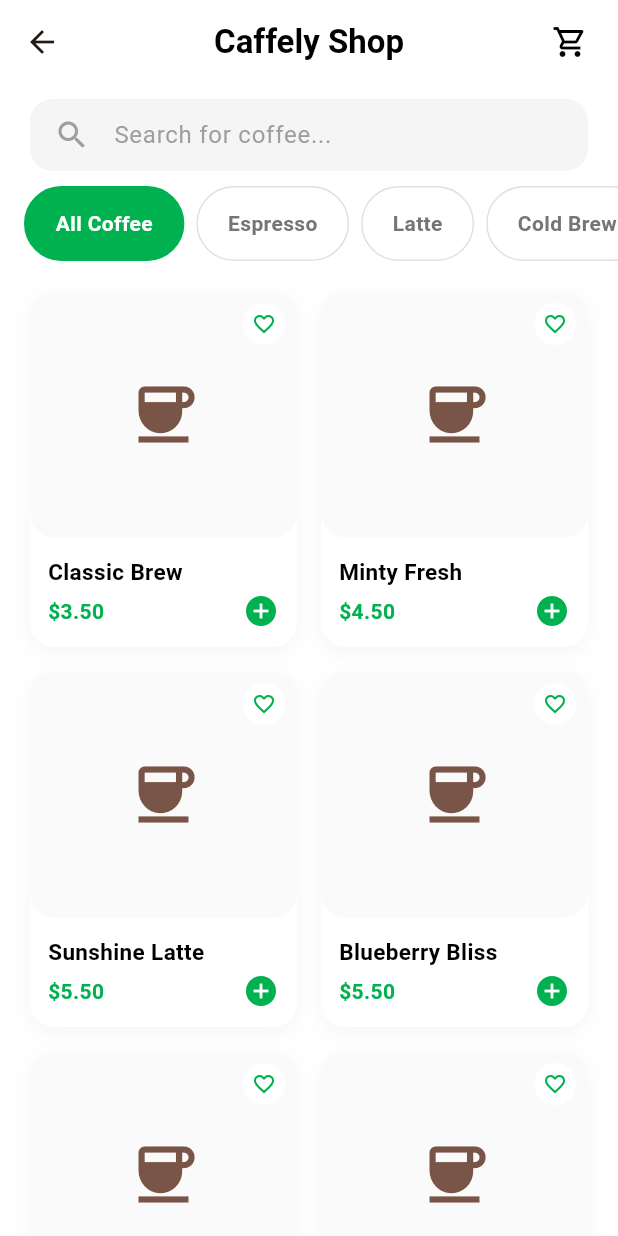
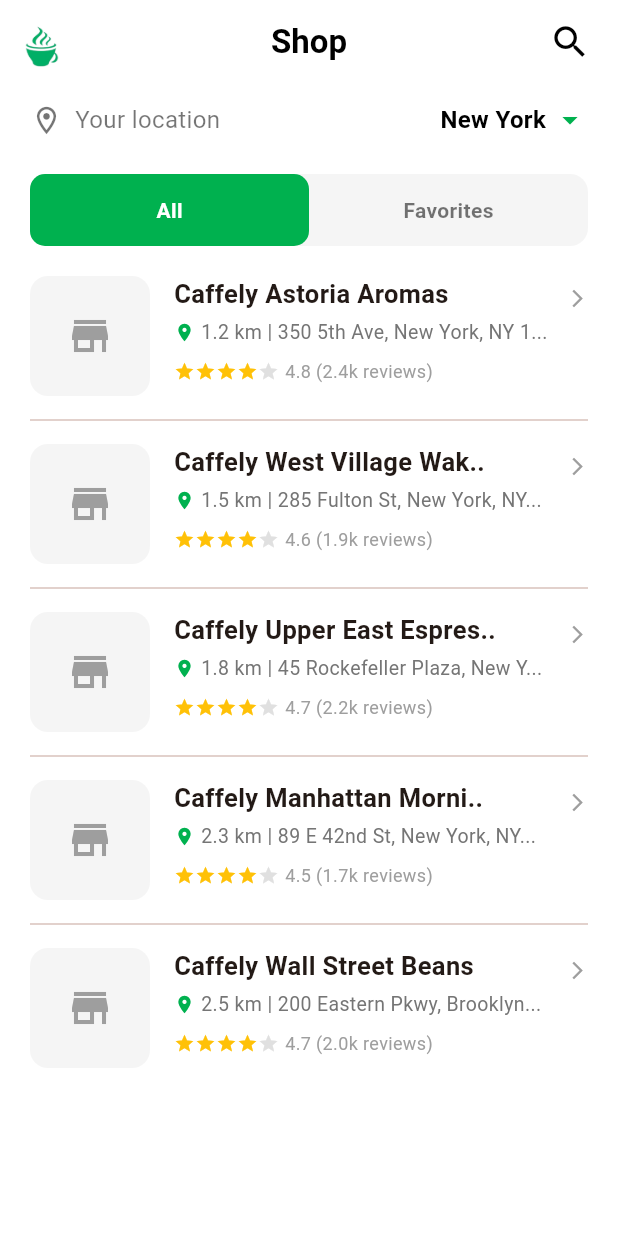
Before and after one commit to daniel-favour-dev/caffely_customer_app, a Flutter app: the ShopScreen screen opened directly, on a phone screen of 412 x 824 dp. Run offline on Flutter 3.47's test engine with Material 3 defaults, Android fonts, the phone set to English and light mode, and no system bars; our stand-ins replace country_picker, geolocator, google_maps_flutter, icons_plus, shared_preferences; missing offline and left inert: country_flags; accounts and stored records are empty.

Commit message:
feat: implement shop screen design to the app

```diff
--- a/lib/features/shop/screens/shop_screen.dart
+++ b/lib/features/shop/screens/shop_screen.dart
@@ -1,30 +1,68 @@
 import 'package:flutter/material.dart';
 
-class ShopScreen extends StatelessWidget {
+class ShopScreen extends StatefulWidget {
   const ShopScreen({super.key});
+
+  @override
+  State<ShopScreen> createState() => _ShopScreenState();
+}
+
+class _ShopScreenState extends State<ShopScreen> {
+  bool isAllSelected = true;
+
+  final List<Map<String, dynamic>> shops = [
+    {
+      'name': 'Caffely Astoria Aromas',
+      'distance': '1.2 km',
+      'location': '350 5th Ave, New York, NY 1...',
+      'rating': 4.8,
+      'reviews': '2.4k',
+    },
+    {
+      'name': 'Caffely West Village Wak..',
+      'distance': '1.5 km',
+      'location': '285 Fulton St, New York, NY...',
+      'rating': 4.6,
+      'reviews': '1.9k',
+    },
+    {
+      'name': 'Caffely Upper East Espres..',
+      'distance': '1.8 km',
+      'location': '45 Rockefeller Plaza, New Y...',
+      'rating': 4.7,
+      'reviews': '2.2k',
+    },
+    {
+      'name': 'Caffely Manhattan Morni..',
+      'distance': '2.3 km',
+      'location': '89 E 42nd St, New York, NY...',
+      'rating': 4.5,
+      'reviews': '1.7k',
+    },
+    {
+      'name': 'Caffely Wall Street Beans',
+      'distance': '2.5 km',
+      'location': '200 Eastern Pkwy, Brooklyn...',
+      'rating': 4.7,
+      'reviews': '2.0k',
+    },
+  ];
 
   @override
   Widget build(BuildContext context) {
     const Color primaryGreen = Color(0xFF00B14F);
-
-    final List<Map<String, String>> shopItems = [
-      {'name': 'Classic Brew', 'price': '3.50'},
-      {'name': 'Minty Fresh', 'price': '4.50'},
-      {'name': 'Sunshine Latte', 'price': '5.50'},
-      {'name': 'Blueberry Bliss', 'price': '5.50'},
-      {'name': 'Smoky Espresso', 'price': '4.00'},
-      {'name': 'Rose Latte', 'price': '5.50'},
-      {'name': 'Caramel Macchiato', 'price': '6.00'},
-      {'name': 'Iced Americano', 'price': '3.00'},
-    ];
 
     return Scaffold(
       backgroundColor: Colors.white,
       appBar: AppBar(
         backgroundColor: Colors.white,
         elevation: 0,
+        leading: Padding(
+          padding: const EdgeInsets.all(8.0),
+          child: Image.asset('assets/images/logo.png', width: 24, height: 24),
+        ),
         title: const Text(
-          "Caffely Shop",
+          "Shop",
           style: TextStyle(
             color: Colors.black,
             fontWeight: FontWeight.bold,
@@ -34,7 +72,7 @@ class ShopScreen extends StatelessWidget {
         centerTitle: true,
         actions: [
           IconButton(
-            icon: const Icon(Icons.shopping_cart_outlined, color: Colors.black),
+            icon: const Icon(Icons.search, color: Colors.black, size: 28),
             onPressed: () {},
           ),
           const SizedBox(width: 8),
@@ -42,56 +80,195 @@ class ShopScreen extends StatelessWidget {
       ),
       body: Column(
         children: [
-          // Search Bar
+          // Location Selector
           Padding(
-            padding: const EdgeInsets.symmetric(horizontal: 20, vertical: 10),
+            padding: const EdgeInsets.symmetric(horizontal: 20, vertical: 12),
+            child: Row(
+              children: [
+                const Icon(
+                  Icons.location_on_outlined,
+                  color: Colors.black54,
+                  size: 22,
+                ),
+                const SizedBox(width: 8),
+                const Text(
+                  "Your location",
+                  style: TextStyle(color: Colors.black54, fontSize: 16),
+                ),
+                const Spacer(),
+                const Text(
+                  "New York",
+                  style: TextStyle(
+                    color: Colors.black,
+                    fontWeight: FontWeight.bold,
+                    fontSize: 16,
+                  ),
+                ),
+                const SizedBox(width: 4),
+                const Icon(Icons.arrow_drop_down, color: primaryGreen),
+              ],
+            ),
+          ),
+
+          // Toggle Bar
+          Padding(
+            padding: const EdgeInsets.symmetric(horizontal: 20, vertical: 12),
             child: Container(
-              padding: const EdgeInsets.symmetric(horizontal: 16),
+              height: 48,
               decoration: BoxDecoration(
                 color: Colors.grey.shade100,
-                borderRadius: BorderRadius.circular(15),
+                borderRadius: BorderRadius.circular(12),
               ),
-              child: const TextField(
-                decoration: InputDecoration(
-                  icon: Icon(Icons.search, color: Colors.grey),
-                  hintText: "Search for coffee...",
-                  border: InputBorder.none,
-                  hintStyle: TextStyle(color: Colors.grey),
-                ),
+              child: Row(
+                children: [
+                  Expanded(
+                    child: GestureDetector(
+                      onTap: () => setState(() => isAllSelected = true),
+                      child: Container(
+                        decoration: BoxDecoration(
+                          color: isAllSelected
+                              ? primaryGreen
+                              : Colors.transparent,
+                          borderRadius: BorderRadius.circular(10),
+                        ),
+                        alignment: Alignment.center,
+                        child: Text(
+                          "All",
+                          style: TextStyle(
+                            color: isAllSelected
+                                ? Colors.white
+                                : Colors.black54,
+                            fontWeight: FontWeight.bold,
+                          ),
+                        ),
+                      ),
+                    ),
+                  ),
+                  Expanded(
+                    child: GestureDetector(
+                      onTap: () => setState(() => isAllSelected = false),
+                      child: Container(
+                        decoration: BoxDecoration(
+                          color: !isAllSelected
+                              ? primaryGreen
+                              : Colors.transparent,
+                          borderRadius: BorderRadius.circular(10),
+                        ),
+                        alignment: Alignment.center,
+                        child: Text(
+                          "Favorites",
+                          style: TextStyle(
+                            color: !isAllSelected
+                                ? Colors.white
+                                : Colors.black54,
+                            fontWeight: FontWeight.bold,
+                          ),
+                        ),
+                      ),
+                    ),
+                  ),
+                ],
               ),
             ),
           ),
 
-          // Category Chips
-          SizedBox(
-            height: 50,
-            child: ListView(
-              scrollDirection: Axis.horizontal,
-              padding: const EdgeInsets.symmetric(horizontal: 16),
-              children: [
-                _buildCategoryChip("All Coffee", true, primaryGreen),
-                _buildCategoryChip("Espresso", false, primaryGreen),
-                _buildCategoryChip("Latte", false, primaryGreen),
-                _buildCategoryChip("Cold Brew", false, primaryGreen),
-                _buildCategoryChip("Tea", false, primaryGreen),
-              ],
-            ),
-          ),
-
-          // Grid
+          // Shop List
           Expanded(
-            child: GridView.builder(
-              padding: const EdgeInsets.all(20),
-              gridDelegate: const SliverGridDelegateWithFixedCrossAxisCount(
-                crossAxisCount: 2,
-                crossAxisSpacing: 16,
-                mainAxisSpacing: 16,
-                childAspectRatio: 0.75,
-              ),
-              itemCount: shopItems.length,
+            child: ListView.separated(
+              padding: const EdgeInsets.symmetric(horizontal: 20, vertical: 8),
+              itemCount: shops.length,
+              separatorBuilder: (context, index) => const Divider(height: 32),
               itemBuilder: (context, index) {
-                final item = shopItems[index];
-                return _buildShopItemCard(item, primaryGreen);
+                final shop = shops[index];
+                return Row(
+                  crossAxisAlignment: CrossAxisAlignment.start,
+                  children: [
+                    // Shop Image Placeholder
+                    Container(
+                      width: 80,
+                      height: 80,
+                      decoration: BoxDecoration(
+                        color: Colors.grey.shade100,
+                        borderRadius: BorderRadius.circular(12),
+                      ),
+                      child: const Center(
+                        child: Icon(Icons.store, color: Colors.grey, size: 32),
+                      ),
+                    ),
+                    const SizedBox(width: 16),
+                    // Shop Info
+                    Expanded(
+                      child: Column(
+                        crossAxisAlignment: CrossAxisAlignment.start,
+                        children: [
+                          Text(
+                            shop['name'],
+                            style: const TextStyle(
+                              fontWeight: FontWeight.bold,
+                              fontSize: 17,
+                            ),
+                            maxLines: 1,
+                            overflow: TextOverflow.ellipsis,
+                          ),
+                          const SizedBox(height: 4),
+                          Row(
+                            children: [
+                              const Icon(
+                                Icons.location_on,
+                                color: primaryGreen,
+                                size: 14,
+                              ),
+                              const SizedBox(width: 4),
+                              Expanded(
+                                child: Text(
+                                  "${shop['distance']} | ${shop['location']}",
+                                  style: TextStyle(
+                                    color: Colors.grey.shade600,
+                                    fontSize: 13,
+                                  ),
+                                  maxLines: 1,
+                                  overflow: TextOverflow.ellipsis,
+                                ),
+                              ),
+                            ],
+                          ),
+                          const SizedBox(height: 8),
+                          Row(
+                            children: [
+                              ...List.generate(5, (i) {
+                                return Icon(
+                                  Icons.star,
+                                  size: 14,
+                                  color: i < (shop['rating'] as double).floor()
+                                      ? Colors.amber
+                                      : Colors.grey.shade300,
+                                );
+                              }),
+                              const SizedBox(width: 4),
+                              Text(
+                                "${shop['rating']} (${shop['reviews']} reviews)",
+                                style: TextStyle(
+                                  color: Colors.grey.shade500,
+                                  fontSize: 12,
+                                ),
+                              ),
+                            ],
+                          ),
+                        ],
+                      ),
+                    ),
+                    const SizedBox(width: 8),
+                    // Arrow Icon
+                    const Padding(
+                      padding: EdgeInsets.only(top: 8.0),
+                      child: Icon(
+                        Icons.arrow_forward_ios,
+                        size: 14,
+                        color: Colors.grey,
+                      ),
+                    ),
+                  ],
+                );
               },
             ),
           ),
@@ -99,110 +276,4 @@ class ShopScreen extends StatelessWidget {
       ),
     );
   }
-
-  Widget _buildCategoryChip(String label, bool isSelected, Color primaryGreen) {
-    return Container(
-      margin: const EdgeInsets.only(right: 8),
-      padding: const EdgeInsets.symmetric(horizontal: 20, vertical: 0),
-      alignment: Alignment.center,
-      decoration: BoxDecoration(
-        color: isSelected ? primaryGreen : Colors.transparent,
-        borderRadius: BorderRadius.circular(25),
-        border: Border.all(
-          color: isSelected ? primaryGreen : Colors.grey.shade300,
-        ),
-      ),
-      child: Text(
-        label,
-        style: TextStyle(
-          color: isSelected ? Colors.white : Colors.grey.shade600,
-          fontWeight: FontWeight.bold,
-          fontSize: 14,
-        ),
-      ),
-    );
-  }
-
-  Widget _buildShopItemCard(Map<String, String> item, Color primaryGreen) {
-    return Container(
-      decoration: BoxDecoration(
-        color: Colors.white,
-        borderRadius: BorderRadius.circular(16),
-        boxShadow: [
-          BoxShadow(
-            color: Colors.grey.shade100,
-            blurRadius: 10,
-            offset: const Offset(0, 4),
-          ),
-        ],
-      ),
-      child: Column(
-        crossAxisAlignment: CrossAxisAlignment.start,
-        children: [
-          Expanded(
-            child: Stack(
-              children: [
-                Container(
-                  width: double.infinity,
-                  decoration: BoxDecoration(
-                    color: Colors.grey.shade50,
-                    borderRadius: const BorderRadius.all(Radius.circular(16)),
-                  ),
-                  child: const Center(
-                    child: Icon(Icons.coffee, size: 50, color: Colors.brown),
-                  ),
-                ),
-                Positioned(
-                  top: 8,
-                  right: 8,
-                  child: CircleAvatar(
-                    backgroundColor: Colors.white,
-                    radius: 14,
-                    child: Icon(
-                      Icons.favorite_border,
-                      size: 16,
-                      color: primaryGreen,
-                    ),
-                  ),
-                ),
-              ],
-            ),
-          ),
-          Padding(
-            padding: const EdgeInsets.all(12.0),
-            child: Column(
-              crossAxisAlignment: CrossAxisAlignment.start,
-              children: [
-                Text(
-                  item['name']!,
-                  style: const TextStyle(
-                    fontWeight: FontWeight.bold,
-                    fontSize: 15,
-                    color: Colors.black,
-                  ),
-                  maxLines: 1,
-                  overflow: TextOverflow.ellipsis,
-                ),
-                const SizedBox(height: 4),
-                Row(
-                  mainAxisAlignment: MainAxisAlignment.spaceBetween,
-                  children: [
-                    Text(
-                      "\$${item['price']}",
-                      style: TextStyle(
-                        fontSize: 14,
-                        color: primaryGreen,
-                        fontWeight: FontWeight.bold,
-                      ),
-                    ),
-                    Icon(Icons.add_circle, color: primaryGreen, size: 24),
-                  ],
-                ),
-              ],
-            ),
-          ),
-        ],
-      ),
-    );
-  }
 }
```
